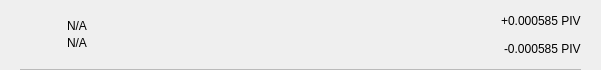
Above: src/qt/bltg/forms/txrow.ui from cpass78/bltg before the change. Below: the same form after it.
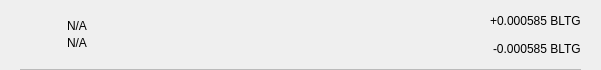
That is the form after the change.

Patch:
```diff
--- a/src/qt/bltg/forms/txrow.ui
+++ b/src/qt/bltg/forms/txrow.ui
@@ -159,7 +159,7 @@
                <string notr="true"/>
               </property>
               <property name="text">
-               <string>+0.000585 PIV</string>
+               <string>+0.000585 BLTG</string>
               </property>
              </widget>
             </item>
@@ -169,7 +169,7 @@
                <string notr="true"/>
               </property>
               <property name="text">
-               <string>-0.000585 PIV</string>
+               <string>-0.000585 BLTG</string>
               </property>
              </widget>
             </item>
```
